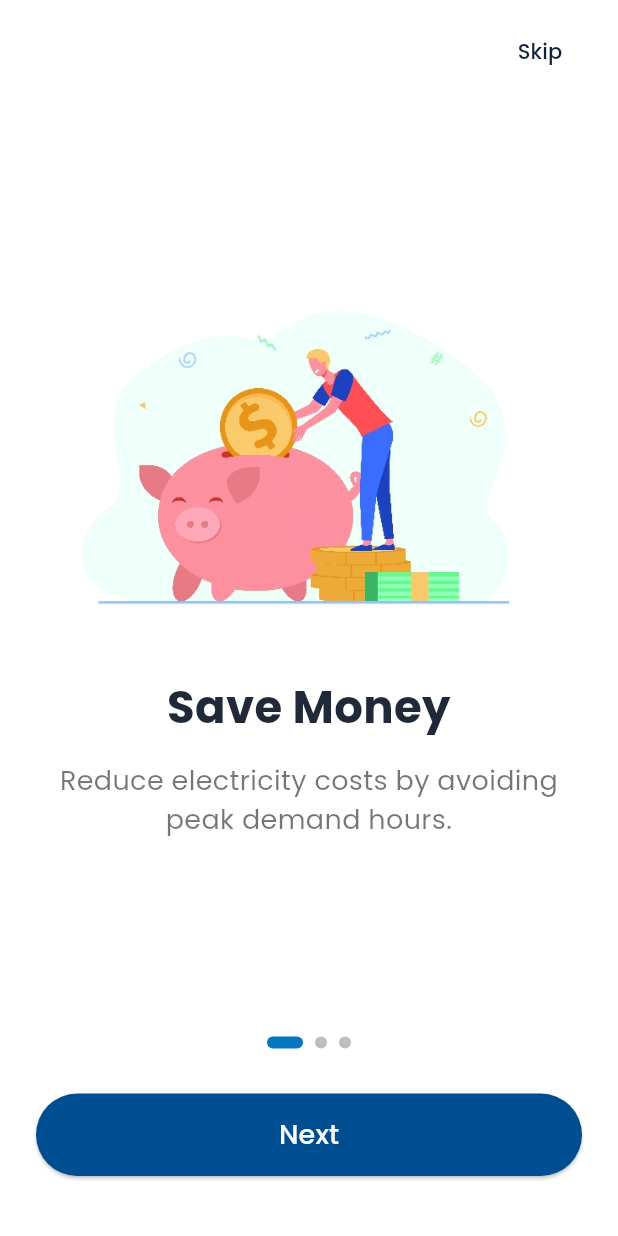
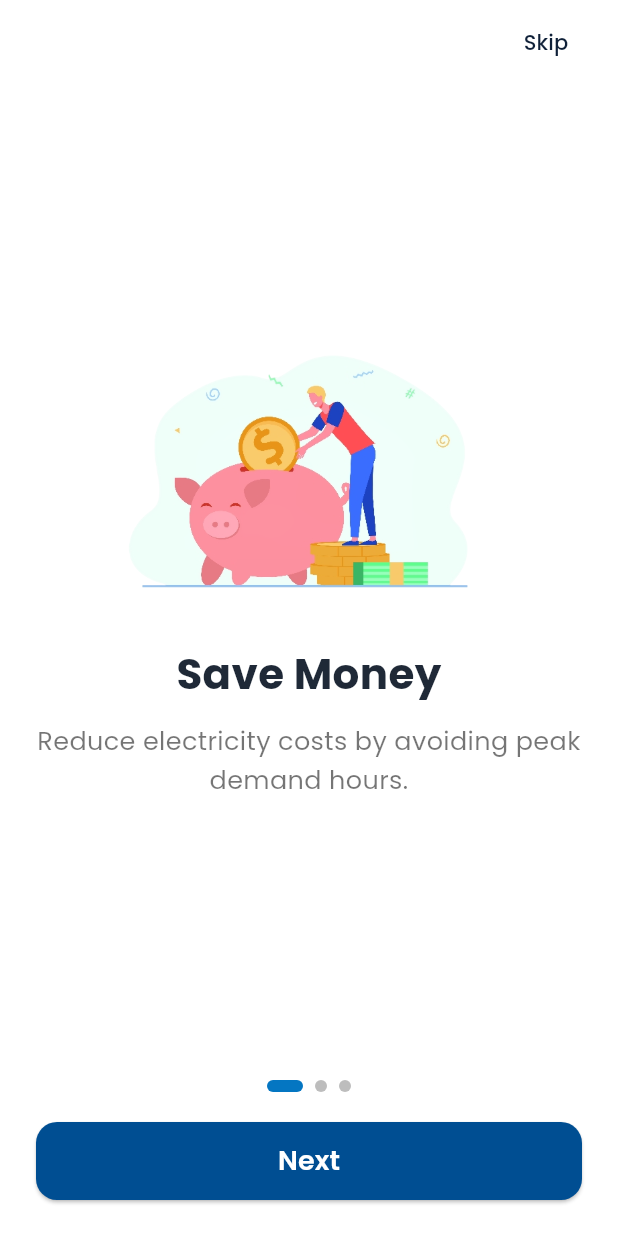
Before and after one commit to Noruwa-Kenneth/save_more, a Flutter app: the screen it shows after launch, on a phone screen of 412 x 824 dp. Run offline on Flutter 3.47's test engine with Material 3 defaults, Android fonts, the light colour scheme and no system bars; our stand-ins replace dio, flutter_riverpod, font_awesome_flutter, google_fonts, shared_preferences.

Commit message:
fix: format code and improve onboarding screen layout

```diff
--- a/lib/features/onboarding/onboarding_screen.dart
+++ b/lib/features/onboarding/onboarding_screen.dart
@@ -1,3 +1,4 @@
+
 import 'package:flutter/material.dart';
 import '../auth/login/login_screen.dart';
 
@@ -29,19 +30,22 @@ class _OnboardingScreenState extends State<OnboardingScreen> {
 
   final List<OnboardingPageData> _pages = const [
     OnboardingPageData(
-      imagePath: "assets/images/save.png",
-      title: "Save Money",
-      description: "Reduce electricity costs by avoiding peak demand hours.",
+      imagePath: 'assets/images/save.png',
+      title: 'Save Money',
+      description:
+          'Reduce electricity costs by avoiding peak demand hours.',
     ),
     OnboardingPageData(
-      imagePath: "assets/images/notification.png",
-      title: "Smart Notifications",
-      description: "Receive alerts before electricity demand increases.",
+      imagePath: 'assets/images/notification.png',
+      title: 'Smart Notifications',
+      description:
+          'Receive alerts before electricity demand increases.',
     ),
     OnboardingPageData(
-      imagePath: "assets/images/globe.png",
-      title: "Help Nova Scotia",
-      description: "Support a cleaner and more reliable energy grid.",
+      imagePath: 'assets/images/globe.png',
+      title: 'Help Nova Scotia',
+      description:
+          'Support a cleaner and more reliable energy grid.',
     ),
   ];
 
@@ -58,37 +62,50 @@ class _OnboardingScreenState extends State<OnboardingScreen> {
         curve: Curves.easeInOut,
       );
     } else {
-      Navigator.pushReplacement(
-        context,
-        MaterialPageRoute(builder: (_) => const LoginScreen()),
-      );
+      _openLogin();
     }
   }
 
   void _skip() {
+    _openLogin();
+  }
+
+  void _openLogin() {
     Navigator.pushReplacement(
       context,
-      MaterialPageRoute(builder: (_) => const LoginScreen()),
+      MaterialPageRoute(
+        builder: (_) => const LoginScreen(),
+      ),
     );
   }
 
   @override
   Widget build(BuildContext context) {
     return Scaffold(
-      backgroundColor: const Color.fromARGB(255, 255, 255, 255),
+      backgroundColor: Colors.white,
       body: SafeArea(
-        child: Column(
+        child: LayoutBuilder(
+          builder: (context, screenConstraints) {
+            final isShortScreen = screenConstraints.maxHeight < 600;
+
+            return Column(
               children: [
-            /// Skip Button
+                // Skip button
                 Padding(
-              padding: const EdgeInsets.only(top: 10, right: 20),
+                  padding: const EdgeInsets.only(
+                    top: 4,
+                    right: 16,
+                  ),
                   child: Align(
                     alignment: Alignment.centerRight,
-                child: TextButton(onPressed: _skip, child: const Text("Skip")),
+                    child: TextButton(
+                      onPressed: _skip,
+                      child: const Text('Skip'),
+                    ),
                   ),
                 ),
 
-            /// Pages
+                // Onboarding pages
                 Expanded(
                   child: PageView.builder(
                     controller: _pageController,
@@ -101,96 +118,148 @@ class _OnboardingScreenState extends State<OnboardingScreen> {
                     itemBuilder: (context, index) {
                       final page = _pages[index];
 
-                  return Padding(
-                    padding: const EdgeInsets.symmetric(horizontal: 30),
+                      return LayoutBuilder(
+                        builder: (context, pageConstraints) {
+                          final imageHeight =
+                              (pageConstraints.maxHeight * 0.28)
+                                  .clamp(90.0, 220.0);
+
+                          return SingleChildScrollView(
+                            child: ConstrainedBox(
+                              constraints: BoxConstraints(
+                                minHeight: pageConstraints.maxHeight,
+                              ),
+                              child: Padding(
+                                padding: const EdgeInsets.symmetric(
+                                  horizontal: 24,
+                                  vertical: 12,
+                                ),
                                 child: Column(
                                   mainAxisAlignment: MainAxisAlignment.center,
                                   children: [
-                        page.imagePath != null
-                            ? Image.asset(
+                                    if (page.imagePath != null)
+                                      Image.asset(
                                         page.imagePath!,
-                                height:
-                                    MediaQuery.of(context).size.height * 0.28,
+                                        height: imageHeight,
                                         fit: BoxFit.contain,
+                                        errorBuilder:
+                                            (context, error, stackTrace) {
+                                          return SizedBox(
+                                            height: imageHeight,
+                                            child: const Icon(
+                                              Icons.broken_image_outlined,
+                                              size: 80,
+                                              color: Color(0xFF004E92),
+                                            ),
+                                          );
+                                        },
                                       )
-                            : Icon(
-                                page.icon,
-                                size: 140,
+                                    else
+                                      Icon(
+                                        page.icon ?? Icons.bolt,
+                                        size: 120,
                                         color: const Color(0xFF004E92),
                                       ),
 
-                        const SizedBox(height: 30),
+                                    SizedBox(
+                                      height: isShortScreen ? 16 : 24,
+                                    ),
 
                                     Text(
                                       page.title,
                                       textAlign: TextAlign.center,
                                       style: const TextStyle(
-                            fontSize: 30,
+                                        fontSize: 28,
                                         fontWeight: FontWeight.bold,
                                         color: Color(0xFF1F2937),
                                       ),
                                     ),
 
-                        const SizedBox(height: 15),
+                                    const SizedBox(height: 12),
 
                                     Text(
                                       page.description,
                                       textAlign: TextAlign.center,
                                       style: const TextStyle(
-                            fontSize: 18,
+                                        fontSize: 17,
+                                        height: 1.5,
                                         color: Colors.black54,
                                       ),
                                     ),
                                   ],
                                 ),
+                              ),
+                            ),
+                          );
+                        },
                       );
                     },
                   ),
                 ),
 
-            /// Page Indicator
-            Row(
-              mainAxisAlignment: MainAxisAlignment.center,
-              children: List.generate(_pages.length, (index) {
+                // Responsive page indicators
+                Padding(
+                  padding: EdgeInsets.only(
+                    top: isShortScreen ? 8 : 16,
+                    bottom: isShortScreen ? 12 : 20,
+                  ),
+                  child: Wrap(
+                    alignment: WrapAlignment.center,
+                    spacing: 8,
+                    runSpacing: 8,
+                    children: List.generate(
+                      _pages.length,
+                      (index) {
+                        final isActive = _currentPage == index;
+
                         return AnimatedContainer(
                           duration: const Duration(milliseconds: 300),
-                  margin: const EdgeInsets.symmetric(horizontal: 4),
-                  width: _currentPage == index ? 24 : 8,
+                          width: isActive ? 24 : 8,
                           height: 8,
                           decoration: BoxDecoration(
-                    color: _currentPage == index
-                        ? const Color.fromARGB(255, 4, 118, 194)
+                            color: isActive
+                                ? const Color(0xFF0476C2)
                                 : Colors.grey.shade400,
                             borderRadius: BorderRadius.circular(20),
                           ),
                         );
-              }),
+                      },
+                    ),
+                  ),
                 ),
 
-            const SizedBox(height: 30),
-
-            /// Next / Get Started Button
+                // Next / Get Started button
                 Padding(
                   padding: const EdgeInsets.symmetric(horizontal: 24),
                   child: SizedBox(
                     width: double.infinity,
-                height: 55,
+                    height: 52,
                     child: ElevatedButton(
                       onPressed: _nextPage,
                       style: ElevatedButton.styleFrom(
                         backgroundColor: const Color(0xFF004E92),
                         foregroundColor: Colors.white,
+                        shape: RoundedRectangleBorder(
+                          borderRadius: BorderRadius.circular(14),
+                        ),
                       ),
                       child: Text(
-                    _currentPage == _pages.length - 1 ? "Get Started" : "Next",
-                    style: const TextStyle(fontSize: 18),
+                        _currentPage == _pages.length - 1
+                            ? 'Get Started'
+                            : 'Next',
+                        style: const TextStyle(
+                          fontSize: 18,
+                          fontWeight: FontWeight.w600,
+                        ),
                       ),
                     ),
                   ),
                 ),
 
-            const SizedBox(height: 40),
+                SizedBox(height: isShortScreen ? 12 : 24),
               ],
+            );
+          },
         ),
       ),
     );
```
Also changed, not shown: pubspec.lock, 1 other file. Lines whose indentation alone changed are shown as unchanged.
